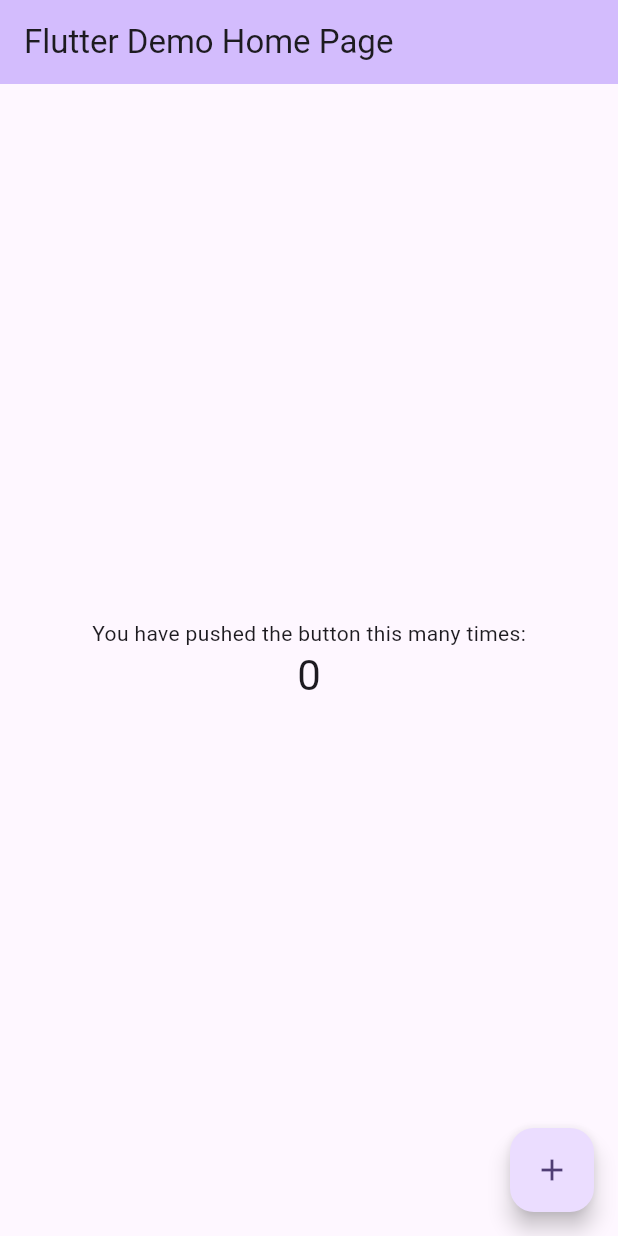
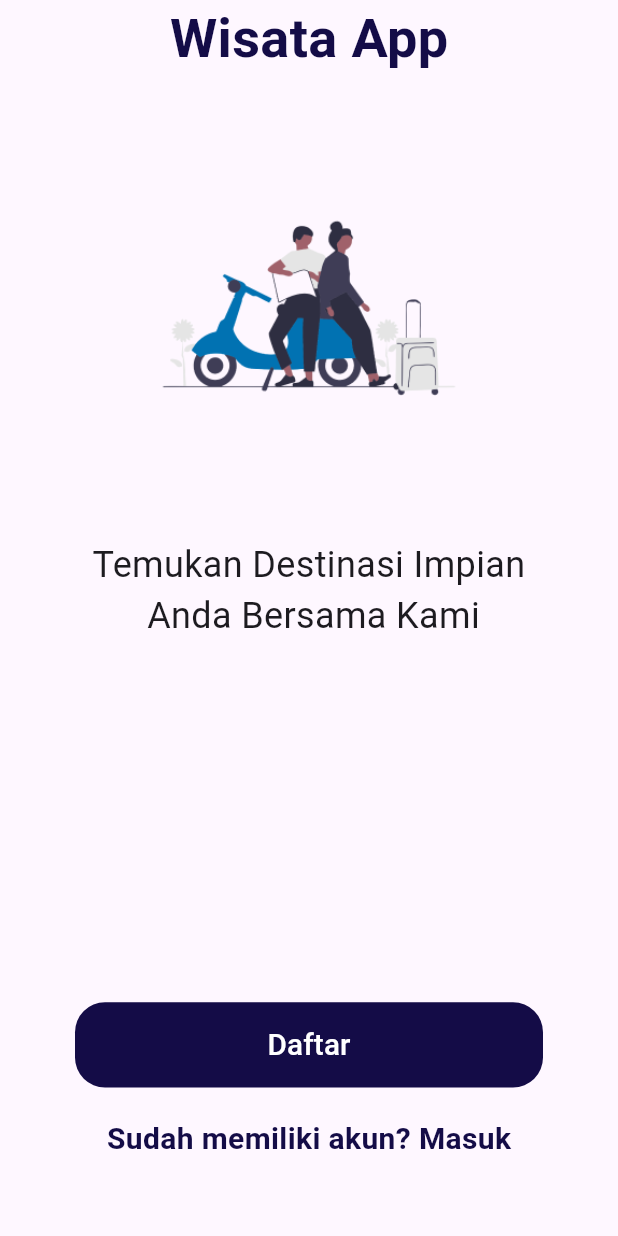
Before and after one commit to Dams168/Wtravel, a Flutter app: the screen it shows after launch, on a phone screen of 412 x 824 dp. Run offline on Flutter 3.47's test engine with Material 3 defaults, Android fonts, the phone set to English and light mode, and no system bars; our stand-ins replace animated_splash_screen, flutter_svg.

Commit message:
add splashscreen and  home screen, another temporary page

```diff
--- a/wtravel_app/lib/main.dart
+++ b/wtravel_app/lib/main.dart
@@ -1,4 +1,6 @@
 import 'package:flutter/material.dart';
+import 'package:wtravel_app/screens/home_screen.dart';
+import 'package:wtravel_app/screens/splash_screen.dart';
 
 void main() {
   runApp(const MyApp());
@@ -6,120 +8,12 @@ void main() {
 
 class MyApp extends StatelessWidget {
   const MyApp({super.key});
-
-  // This widget is the root of your application.
   @override
   Widget build(BuildContext context) {
     return MaterialApp(
-      title: 'Flutter Demo',
-      theme: ThemeData(
-        // This is the theme of your application.
-        //
-        // TRY THIS: Try running your application with "flutter run". You'll see
-        // the application has a blue toolbar. Then, without quitting the app,
-        // try changing the seedColor in the colorScheme below to Colors.green
-        // and then invoke "hot reload" (save your changes or press the "hot
-        // reload" button in a Flutter-supported IDE, or press "r" if you used
-        // the command line to start the app).
-        //
-        // Notice that the counter didn't reset back to zero; the application
-        // state is not lost during the reload. To reset the state, use hot
-        // restart instead.
-        //
-        // This works for code too, not just values: Most code changes can be
-        // tested with just a hot reload.
-        colorScheme: ColorScheme.fromSeed(seedColor: Colors.deepPurple),
-        useMaterial3: true,
-      ),
-      home: const MyHomePage(title: 'Flutter Demo Home Page'),
+      title: 'WTravel',
+      theme: ThemeData(),
+      home: const SplashScreen(),
     );
   }
 }
-
-class MyHomePage extends StatefulWidget {
-  const MyHomePage({super.key, required this.title});
-
-  // This widget is the home page of your application. It is stateful, meaning
-  // that it has a State object (defined below) that contains fields that affect
-  // how it looks.
-
-  // This class is the configuration for the state. It holds the values (in this
-  // case the title) provided by the parent (in this case the App widget) and
-  // used by the build method of the State. Fields in a Widget subclass are
-  // always marked "final".
-
-  final String title;
-
-  @override
-  State<MyHomePage> createState() => _MyHomePageState();
-}
-
-class _MyHomePageState extends State<MyHomePage> {
-  int _counter = 0;
-
-  void _incrementCounter() {
-    setState(() {
-      // This call to setState tells the Flutter framework that something has
-      // changed in this State, which causes it to rerun the build method below
-      // so that the display can reflect the updated values. If we changed
-      // _counter without calling setState(), then the build method would not be
-      // called again, and so nothing would appear to happen.
-      _counter++;
-    });
-  }
-
-  @override
-  Widget build(BuildContext context) {
-    // This method is rerun every time setState is called, for instance as done
-    // by the _incrementCounter method above.
-    //
-    // The Flutter framework has been optimized to make rerunning build methods
-    // fast, so that you can just rebuild anything that needs updating rather
-    // than having to individually change instances of widgets.
-    return Scaffold(
-      appBar: AppBar(
-        // TRY THIS: Try changing the color here to a specific color (to
-        // Colors.amber, perhaps?) and trigger a hot reload to see the AppBar
-        // change color while the other colors stay the same.
-        backgroundColor: Theme.of(context).colorScheme.inversePrimary,
-        // Here we take the value from the MyHomePage object that was created by
-        // the App.build method, and use it to set our appbar title.
-        title: Text(widget.title),
-      ),
-      body: Center(
-        // Center is a layout widget. It takes a single child and positions it
-        // in the middle of the parent.
-        child: Column(
-          // Column is also a layout widget. It takes a list of children and
-          // arranges them vertically. By default, it sizes itself to fit its
-          // children horizontally, and tries to be as tall as its parent.
-          //
-          // Column has various properties to control how it sizes itself and
-          // how it positions its children. Here we use mainAxisAlignment to
-          // center the children vertically; the main axis here is the vertical
-          // axis because Columns are vertical (the cross axis would be
-          // horizontal).
-          //
-          // TRY THIS: Invoke "debug painting" (choose the "Toggle Debug Paint"
-          // action in the IDE, or press "p" in the console), to see the
-          // wireframe for each widget.
-          mainAxisAlignment: MainAxisAlignment.center,
-          children: <Widget>[
-            const Text(
-              'You have pushed the button this many times:',
-            ),
-            Text(
-              '$_counter',
-              style: Theme.of(context).textTheme.headlineMedium,
-            ),
-          ],
-        ),
-      ),
-      floatingActionButton: FloatingActionButton(
-        onPressed: _incrementCounter,
-        tooltip: 'Increment',
-        child: const Icon(Icons.add),
-      ), // This trailing comma makes auto-formatting nicer for build methods.
-    );
-  }
-}
--- /dev/null
+++ b/wtravel_app/lib/screens/home_screen.dart
@@ -0,0 +1,86 @@
+import 'package:flutter/material.dart';
+import 'package:wtravel_app/constants.dart';
+import 'package:wtravel_app/screens/login_screen.dart';
+import 'package:wtravel_app/screens/register_screen.dart';
+import 'package:wtravel_app/size_config.dart';
+import 'package:wtravel_app/widgets/default_button.dart';
+
+class HomeScreen extends StatelessWidget {
+  const HomeScreen({super.key});
+
+  @override
+  Widget build(BuildContext context) {
+    SizeConfig().init(context);
+    return Scaffold(
+      body: SafeArea(
+        child: Column(
+          children: <Widget>[
+            Expanded(
+              child: Column(
+                children: <Widget>[
+                  const Text(
+                    "Wisata App",
+                    style: TextStyle(
+                      fontSize: 36,
+                      color: primaryColor,
+                      fontWeight: FontWeight.bold,
+                    ),
+                  ),
+                  const SizedBox(height: 20),
+                  Image.asset(
+                    "assets/images/home.png",
+                    height: getProportionateScreenHeight(265),
+                    width: getProportionateScreenWidth(235),
+                  ),
+                  const SizedBox(height: 20),
+                  const Text(
+                    "Temukan Destinasi Impian \n Anda Bersama Kami",
+                    textAlign: TextAlign.center,
+                    style: TextStyle(fontSize: 24),
+                  ),
+                ],
+              ),
+            ),
+            Padding(
+              padding: const EdgeInsets.all(50),
+              child: Column(
+                children: [
+                  DefaultButton(
+                    text: "Daftar",
+                    press: () {
+                      Navigator.push(
+                        context,
+                        MaterialPageRoute(builder: (context) {
+                          return const LoginScreen();
+                        }),
+                      );
+                    },
+                  ),
+                  const SizedBox(height: 20),
+                  GestureDetector(
+                    onTap: () {
+                      Navigator.push(
+                        context,
+                        MaterialPageRoute(builder: (context) {
+                          return const RegisterScreen();
+                        }),
+                      );
+                    },
+                    child: const Text(
+                      "Sudah memiliki akun? Masuk",
+                      style: TextStyle(
+                        fontSize: 20,
+                        color: primaryColor,
+                        fontWeight: FontWeight.bold,
+                      ),
+                    ),
+                  ),
+                ],
+              ),
+            ),
+          ],
+        ),
+      ),
+    );
+  }
+}
--- /dev/null
+++ b/wtravel_app/lib/size_config.dart
@@ -0,0 +1,30 @@
+import 'package:flutter/material.dart';
+
+class SizeConfig {
+  static late MediaQueryData _mediaQueryData;
+  static late double screenWidth;
+  static late double screenHeight;
+  static double? defaultSize;
+  static Orientation? orientation;
+
+  void init(BuildContext context) {
+    _mediaQueryData = MediaQuery.of(context);
+    screenWidth = _mediaQueryData.size.width;
+    screenHeight = _mediaQueryData.size.height;
+    orientation = _mediaQueryData.orientation;
+  }
+}
+
+// Get the proportionate height as per screen size
+double getProportionateScreenHeight(double inputHeight) {
+  double screenHeight = SizeConfig.screenHeight;
+  // 812 is the layout height that designer use
+  return (inputHeight / 812.0) * screenHeight;
+}
+
+// Get the proportionate height as per screen size
+double getProportionateScreenWidth(double inputWidth) {
+  double screenWidth = SizeConfig.screenWidth;
+  // 375 is the layout width that designer use
+  return (inputWidth / 375.0) * screenWidth;
+}
--- /dev/null
+++ b/wtravel_app/lib/widgets/default_button.dart
@@ -0,0 +1,37 @@
+import 'package:flutter/material.dart';
+import 'package:wtravel_app/constants.dart';
+import 'package:wtravel_app/size_config.dart';
+
+class DefaultButton extends StatelessWidget {
+  const DefaultButton({
+    super.key,
+    this.text,
+    this.press,
+  });
+  final String? text;
+  final Function? press;
+
+  @override
+  Widget build(BuildContext context) {
+    return SizedBox(
+      width: double.infinity,
+      height: getProportionateScreenHeight(56),
+      child: TextButton(
+        style: TextButton.styleFrom(
+          shape:
+              RoundedRectangleBorder(borderRadius: BorderRadius.circular(20)),
+          foregroundColor: Colors.white,
+          backgroundColor: primaryColor,
+        ),
+        onPressed: press as void Function()?,
+        child: Text(
+          text!,
+          style: TextStyle(
+            fontSize: getProportionateScreenWidth(18),
+            color: Colors.white,
+          ),
+        ),
+      ),
+    );
+  }
+}
--- a/wtravel_app/pubspec.yaml
+++ b/wtravel_app/pubspec.yaml
@@ -35,6 +35,8 @@ dependencies:
   # The following adds the Cupertino Icons font to your application.
   # Use with the CupertinoIcons class for iOS style icons.
   cupertino_icons: ^1.0.2
+  animated_splash_screen: ^1.3.0
+  flutter_svg: ^2.0.9
 
 dev_dependencies:
   flutter_test:
@@ -52,6 +54,9 @@ dev_dependencies:
 
 # The following section is specific to Flutter packages.
 flutter:
+  assets:
+    - assets/images/
+    - assets/icons/
 
   # The following line ensures that the Material Icons font is
   # included with your application, so that you can use the icons in
```
Also changed, not shown: wtravel_app/lib/constants.dart (added, +13 -0 lines), wtravel_app/lib/screens/dashboard_screen.dart (added, +41 -0 lines), wtravel_app/lib/screens/login_screen.dart (added, +77 -0 lines), wtravel_app/lib/screens/register_screen.dart (added, +55 -0 lines), wtravel_app/lib/screens/splash_screen.dart (added, +33 -0 lines), wtravel_app/lib/utils/contants.dart (added, +8 -0 lines), wtravel_app/lib/widgets/button_navbar.dart (added, +78 -0 lines), wtravel_app/lib/widgets/social_media_card.dart (added, +52 -0 lines), wtravel_app/assets/icons/facebook-2.svg (added), wtravel_app/assets/icons/google-icon.svg (added), wtravel_app/assets/images/home.png (added), wtravel_app/assets/images/logo.png (added), wtravel_app/pubspec.lock.
